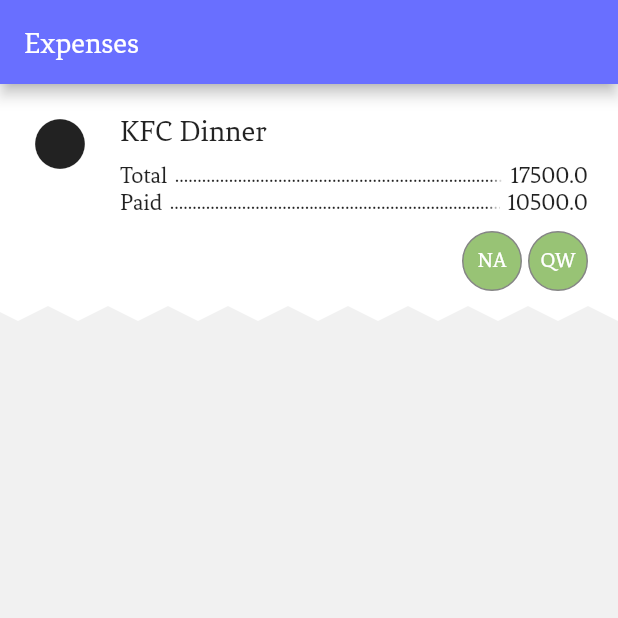
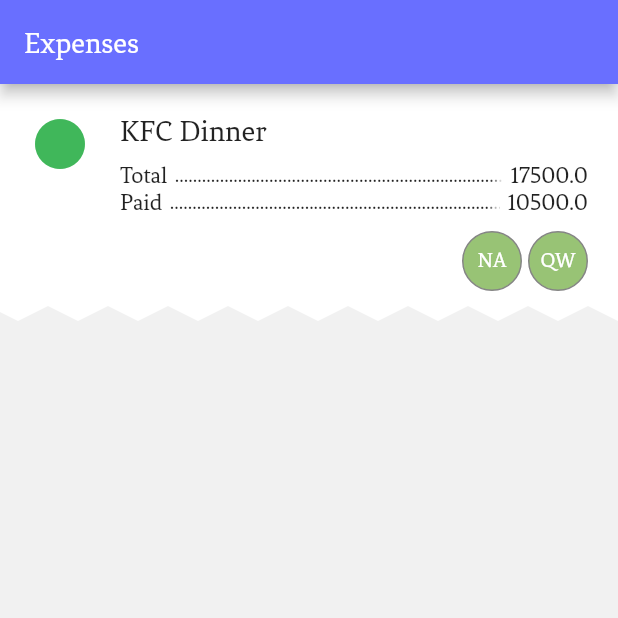
Before and after one commit to yescorp/bill_share_fe, a Flutter app: the screen it shows after launch, on a phone screen of 412 x 824 dp, the top half of it. Run offline on Flutter 3.47's test engine with Material 2 defaults, Android fonts, the phone set to English and light mode, and no system bars; our stand-ins replace bloc, dio, flutter_bloc, flutter_svg, freezed_annotation, get_it and 1 more; missing offline and left inert: graphic, mobile_scanner.

Commit message:
select items screen adjusted

```diff
--- a/lib/mobile/pages/expense_list/view/expense_list_screen.dart
+++ b/lib/mobile/pages/expense_list/view/expense_list_screen.dart
@@ -47,9 +47,11 @@ class ExpenseListScreen
                       Row(
                         crossAxisAlignment: CrossAxisAlignment.start,
                         children: [
-                          const Icon(
+                          Icon(
                             Icons.circle,
                             size: 40,
+                            color: AppColors.colorForType(
+                                state.details[index].type),
                           ),
                           const SizedBox(width: 20),
                           Expanded(
--- a/lib/mobile/pages/select_items/view/select_items_cubit.dart
+++ b/lib/mobile/pages/select_items/view/select_items_cubit.dart
@@ -25,4 +25,7 @@ class SelectItemsCubit extends BlocBase<SelectItemsState> {
 
   void onAddFriendPressed() {
   }
+
+  void onSubmit() {
+  }
 }
--- a/lib/styles/colors.dart
+++ b/lib/styles/colors.dart
@@ -1,5 +1,7 @@
 import 'dart:math';
 import 'dart:ui';
+
+import 'package:bill_share/models/payment/payment_type.dart';
 
 class AppColors {
   static const borderColor = Color(0xFFDFDEDE);
@@ -27,5 +29,16 @@ class AppColors {
   static const deleteRed = Color(0xFFFF72B5);
   static const rejectRed = Color(0xFFFF6969);
 
+  static Color colorForType(PaymentType type) {
+    switch (type) {
+      case PaymentType.necessary:
+        return const Color(0xFF40B75A);
+      case PaymentType.urgent:
+        return const Color(0xFFB74040);
+      case PaymentType.personal:
+        return const Color(0xFFB7AB40);
+    }
+  }
+
   static Color get randomAvatar => avatarColors[Random(2425).nextInt(10)];
 }
```
Also changed, not shown: lib/mobile/pages/select_items/view/select_items_screen.dart (+127 -1 lines).
